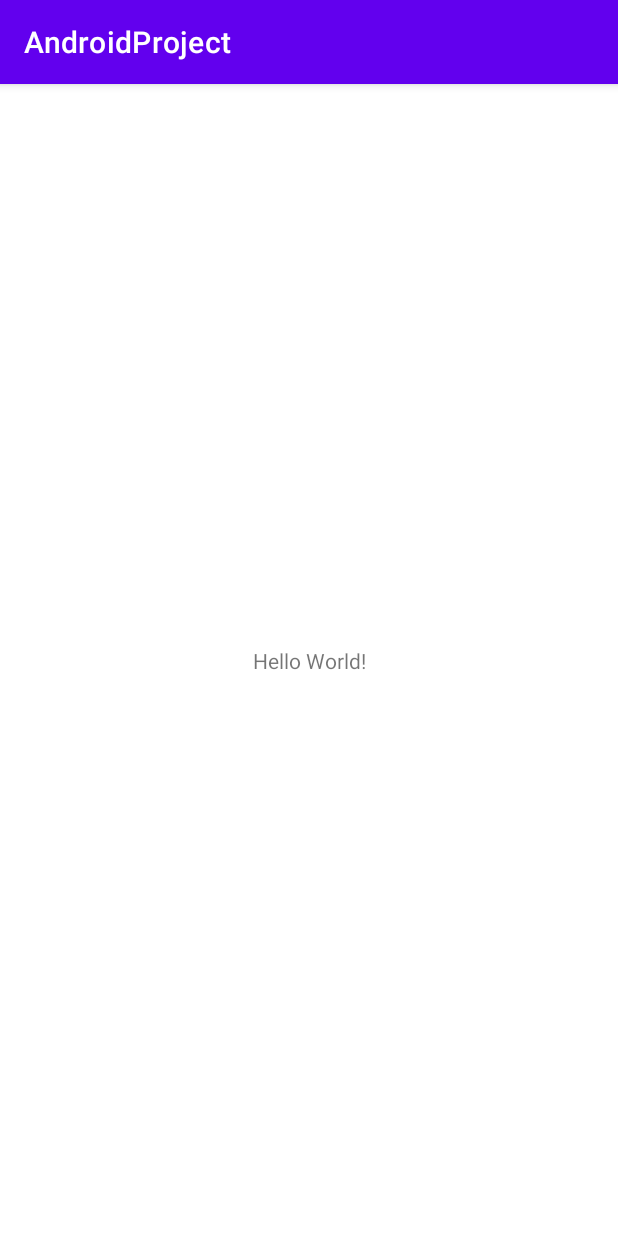
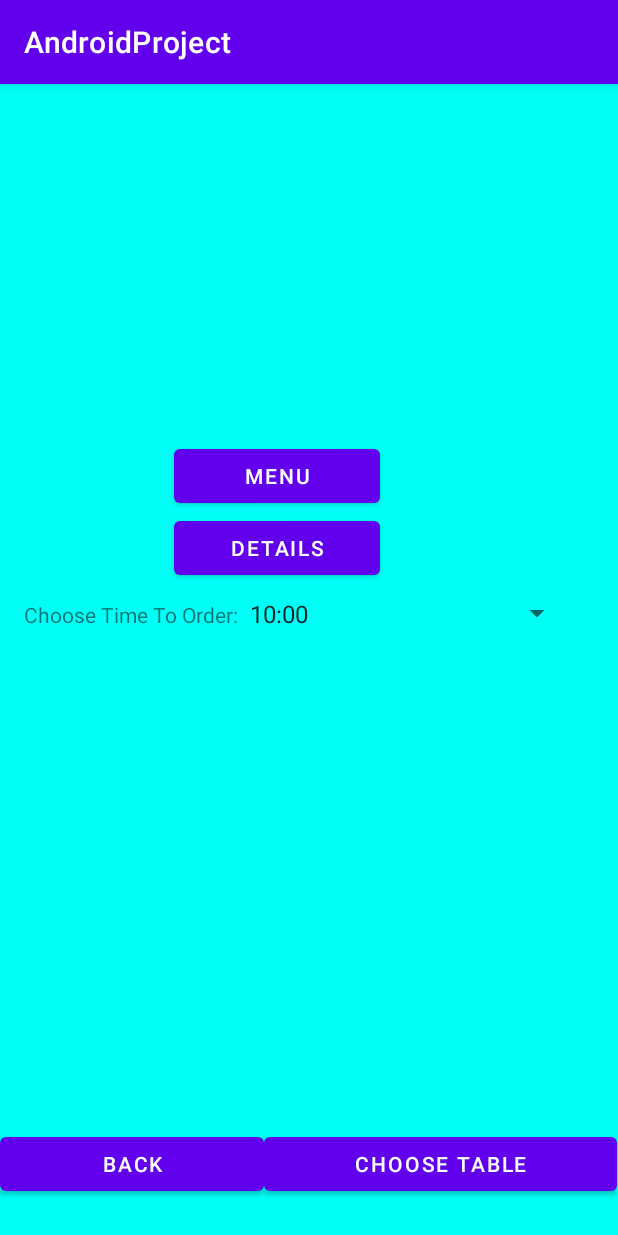
Before and after one commit to OfekSha/AndroidProject, an Android app: the screen it shows after launch (MainActivity before the commit, RestMain after it), on a phone screen of 412 x 824 dp. Run offline under Robolectric (Android 15) with nearby library versions, the phone set to English and light mode, and no system bars.

Commit message:
fix activity one and make it works; added listener to the spinner; save/load with RAW method. the data is the time of table ordering from the spinner

```diff
--- a/app/src/main/AndroidManifest.xml
+++ b/app/src/main/AndroidManifest.xml
@@ -9,7 +9,7 @@
         android:roundIcon="@mipmap/ic_launcher_round"
         android:supportsRtl="true"
         android:theme="@style/Theme.AndroidProject">
-        <activity android:name=".MainActivity">
+        <activity android:name=".RestMain">
             <intent-filter>
                 <action android:name="android.intent.action.MAIN" />
 
--- a/app/src/main/java/com/example/androidproject/MainActivity.java
+++ /dev/null
@@ -1,14 +0,0 @@
-package com.example.androidproject;
-
-import androidx.appcompat.app.AppCompatActivity;
-
-import android.os.Bundle;
-
-public class MainActivity extends AppCompatActivity {
-
-    @Override
-    protected void onCreate(Bundle savedInstanceState) {
-        super.onCreate(savedInstanceState);
-        setContentView(R.layout.activity_main);
-    }
-}
--- /dev/null
+++ b/app/src/main/java/com/example/androidproject/RestMain.java
@@ -0,0 +1,78 @@
+package com.example.androidproject;
+
+import androidx.appcompat.app.AppCompatActivity;
+
+import android.content.Context;
+import android.os.Bundle;
+import android.view.View;
+import android.widget.AdapterView;
+import android.widget.Spinner;
+
+import java.io.FileInputStream;
+import java.io.FileNotFoundException;
+import java.io.FileOutputStream;
+import java.io.IOException;
+import java.io.ObjectInputStream;
+import java.io.ObjectOutputStream;
+import java.util.ArrayList;
+
+public class RestMain extends AppCompatActivity {
+    Spinner timeChoose;
+    Context mainContext;
+    @Override
+    protected void onCreate(Bundle savedInstanceState) {
+        super.onCreate(savedInstanceState);
+        setContentView(R.layout.resturaunt_menu);
+        timeChoose=findViewById(R.id.time_choose);
+        mainContext=this;
+        int loadLastTimeChoose=getRaw("choose_time",mainContext);
+        if (loadLastTimeChoose>=0)
+        timeChoose.setSelection(loadLastTimeChoose,false);
+        timeChoose.setOnItemSelectedListener(new AdapterView.OnItemSelectedListener(){
+
+            @Override
+            public void onItemSelected(AdapterView<?> parent, View view, int position, long id) {
+
+                saveRaw("choose_time",position,mainContext);
+            }
+
+            @Override
+            public void onNothingSelected(AdapterView<?> parent) {
+                return;
+            }
+        });
+    }
+    public  void saveRaw(String filename, int data , Context ctx) {
+        FileOutputStream fos;
+        try {
+            fos = ctx.openFileOutput(filename, Context.MODE_PRIVATE);
+            ObjectOutputStream oos = new ObjectOutputStream(fos);
+            oos.writeObject(data);
+            oos.close();
+
+        } catch (FileNotFoundException e) {
+            e.printStackTrace();
+        }catch(IOException e){
+            e.printStackTrace();
+        }
+    }
+    public int getRaw(String filename , Context ctx) {
+        FileInputStream fos;
+        int data=0;
+        try {
+            fos = ctx.openFileInput(filename);
+            ObjectInputStream ois = new ObjectInputStream(fos);
+            data=(int) ois.readObject();
+            ois.close();
+
+        } catch (FileNotFoundException e) {
+            e.printStackTrace();
+            return -1;
+        }catch(IOException e){
+            e.printStackTrace();
+        } catch (ClassNotFoundException e) {
+            e.printStackTrace();
+        }
+        return data;
+    }
+}
--- a/app/src/main/res/layout/activity_main.xml
+++ /dev/null
@@ -1,18 +0,0 @@
-<?xml version="1.0" encoding="utf-8"?>
-<androidx.constraintlayout.widget.ConstraintLayout xmlns:android="http://schemas.android.com/apk/res/android"
-    xmlns:app="http://schemas.android.com/apk/res-auto"
-    xmlns:tools="http://schemas.android.com/tools"
-    android:layout_width="match_parent"
-    android:layout_height="match_parent"
-    tools:context=".MainActivity">
-
-    <TextView
-        android:layout_width="wrap_content"
-        android:layout_height="wrap_content"
-        android:text="Hello World!"
-        app:layout_constraintBottom_toBottomOf="parent"
-        app:layout_constraintLeft_toLeftOf="parent"
-        app:layout_constraintRight_toRightOf="parent"
-        app:layout_constraintTop_toTopOf="parent" />
-
-</androidx.constraintlayout.widget.ConstraintLayout>
```
Also changed, not shown: app/src/main/res/layout/resturaunt_menu.xml (+1 -8 lines).
